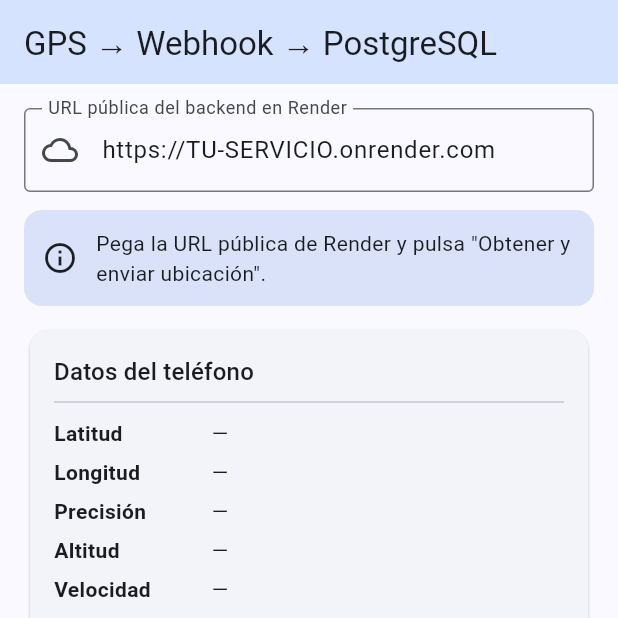
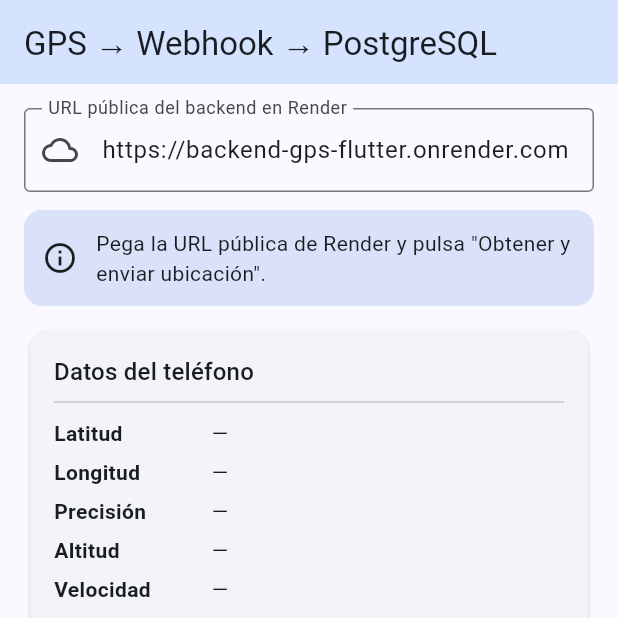
Before and after one commit to i1810179-art-diego/backend-gps-flutter, a Flutter app: the screen it shows after launch, on a phone screen of 412 x 824 dp, the top half of it. Run offline on Flutter 3.47's test engine with Material 3 defaults, Android fonts, the phone set to English and light mode, and no system bars; our stand-ins replace geolocator.

Commit message:
Configurar URL publica de Render en la app

```diff
--- a/gps_demo_app/lib/main.dart
+++ b/gps_demo_app/lib/main.dart
@@ -7,7 +7,7 @@ import 'package:http/http.dart' as http;
 
 const defaultApiUrl = String.fromEnvironment(
   'API_URL',
-  defaultValue: 'https://TU-SERVICIO.onrender.com',
+  defaultValue: 'https://backend-gps-flutter.onrender.com',
 );
 
 void main() {
```
Also changed, not shown: 1 other file.
